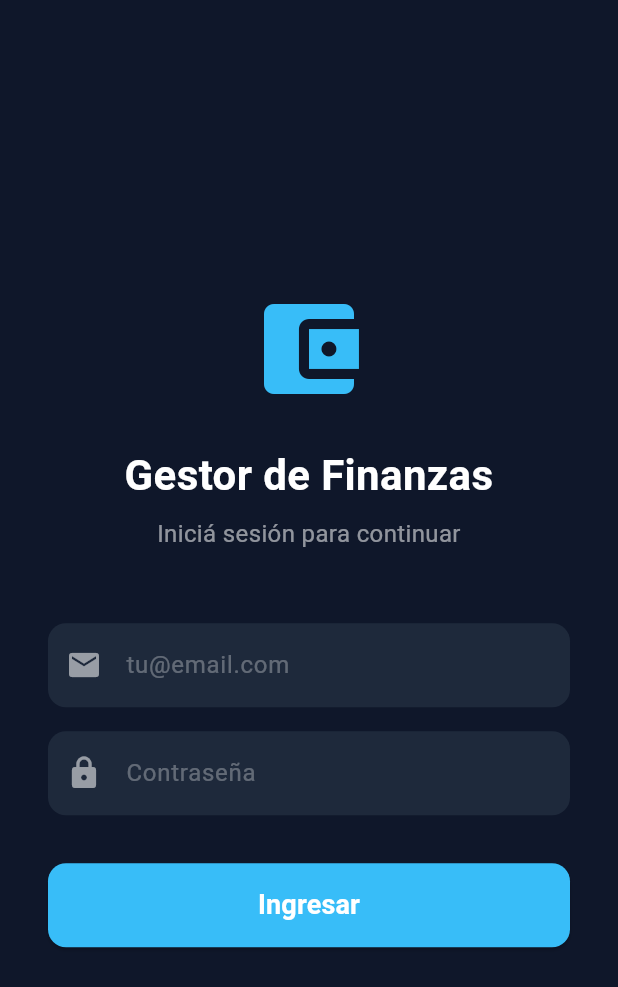
After one commit to carpincho2/Gestor-Finanzas, a Flutter app: the screen it shows after launch, on a phone screen of 412 x 824 dp. The commit adds this screen. Shown: the top 987 px of the screen. Run offline on Flutter 3.47's test engine with Material 3 defaults, Android fonts, the light colour scheme and no system bars; our stand-ins replace flutter_riverpod, shared_preferences.

Commit message:
Feat(mobile): crear pantalla de login, auth provider y persistencia de token JWT

```diff
--- a/mobile/lib/main.dart
+++ b/mobile/lib/main.dart
@@ -1,26 +1,35 @@
 import 'package:flutter/material.dart';
 import 'package:flutter_riverpod/flutter_riverpod.dart';
 import 'screens/shopping_screen.dart';
+import 'screens/login_screen.dart';
+import 'providers/auth_provider.dart';
 
 void main() {
-  // Envolvemos la app en un ProviderScope para que Riverpod funcione en toda la jerarquía
-  runApp(const ProviderScope(child: FlujoApp()));
+  runApp(
+    const ProviderScope(
+      child: MyApp(),
+    ),
+  );
 }
 
-class FlujoApp extends StatelessWidget {
-  const FlujoApp({super.key});
+class MyApp extends ConsumerWidget {
+  const MyApp({super.key});
 
   @override
-  Widget build(BuildContext context) {
+  Widget build(BuildContext context, WidgetRef ref) {
+    final authState = ref.watch(authProvider);
+
     return MaterialApp(
       title: 'Gestor de Finanzas',
       debugShowCheckedModeBanner: false,
       theme: ThemeData(
-        colorScheme: ColorScheme.fromSeed(seedColor: const Color(0xFF38BDF8), brightness: Brightness.dark),
+        colorScheme: ColorScheme.fromSeed(
+          seedColor: const Color(0xFF38BDF8),
+          brightness: Brightness.dark,
+        ),
         useMaterial3: true,
-        fontFamily: 'Inter',
       ),
-      home: const ShoppingScreen(),
+      home: authState.isAuthenticated ? const ShoppingScreen() : const LoginScreen(),
     );
   }
 }
--- /dev/null
+++ b/mobile/lib/screens/login_screen.dart
@@ -0,0 +1,113 @@
+import 'package:flutter/material.dart';
+import 'package:flutter_riverpod/flutter_riverpod.dart';
+import '../providers/auth_provider.dart';
+
+class LoginScreen extends ConsumerStatefulWidget {
+  const LoginScreen({super.key});
+
+  @override
+  ConsumerState<LoginScreen> createState() => _LoginScreenState();
+}
+
+class _LoginScreenState extends ConsumerState<LoginScreen> {
+  final _emailController = TextEditingController();
+  final _passwordController = TextEditingController();
+
+  void _submitLogin() {
+    FocusScope.of(context).unfocus();
+    final email = _emailController.text.trim();
+    final password = _passwordController.text;
+
+    if (email.isEmpty || password.isEmpty) {
+      ScaffoldMessenger.of(context).showSnackBar(const SnackBar(content: Text('Completá todos los campos')));
+      return;
+    }
+
+    ref.read(authProvider.notifier).login(email, password);
+  }
+
+  @override
+  Widget build(BuildContext context) {
+    final authState = ref.watch(authProvider);
+
+    return Scaffold(
+      backgroundColor: const Color(0xFF0F172A),
+      body: SafeArea(
+        child: Center(
+          child: SingleChildScrollView(
+            padding: const EdgeInsets.all(32.0),
+            child: Column(
+              mainAxisAlignment: MainAxisAlignment.center,
+              crossAxisAlignment: CrossAxisAlignment.stretch,
+              children: [
+                const Icon(Icons.account_balance_wallet, size: 80, color: Color(0xFF38BDF8)),
+                const SizedBox(height: 24),
+                const Text(
+                  'Gestor de Finanzas',
+                  textAlign: TextAlign.center,
+                  style: TextStyle(color: Colors.white, fontSize: 28, fontWeight: FontWeight.bold),
+                ),
+                const SizedBox(height: 8),
+                const Text(
+                  'Iniciá sesión para continuar',
+                  textAlign: TextAlign.center,
+                  style: TextStyle(color: Colors.white54, fontSize: 16),
+                ),
+                const SizedBox(height: 48),
+
+                // Formulario
+                TextField(
+                  controller: _emailController,
+                  keyboardType: TextInputType.emailAddress,
+                  style: const TextStyle(color: Colors.white),
+                  decoration: InputDecoration(
+                    hintText: 'tu@email.com',
+                    hintStyle: const TextStyle(color: Colors.white30),
+                    filled: true,
+                    fillColor: const Color(0xFF1E293B),
+                    prefixIcon: const Icon(Icons.email, color: Colors.white54),
+                    border: OutlineInputBorder(borderRadius: BorderRadius.circular(12), borderSide: BorderSide.none),
+                  ),
+                ),
+                const SizedBox(height: 16),
+                TextField(
+                  controller: _passwordController,
+                  obscureText: true,
+                  style: const TextStyle(color: Colors.white),
+                  decoration: InputDecoration(
+                    hintText: 'Contraseña',
+                    hintStyle: const TextStyle(color: Colors.white30),
+                    filled: true,
+                    fillColor: const Color(0xFF1E293B),
+                    prefixIcon: const Icon(Icons.lock, color: Colors.white54),
+                    border: OutlineInputBorder(borderRadius: BorderRadius.circular(12), borderSide: BorderSide.none),
+                  ),
+                ),
+                const SizedBox(height: 32),
+
+                if (authState.error != null) ...[
+                  Text(authState.error!, style: const TextStyle(color: Colors.redAccent, fontWeight: FontWeight.bold), textAlign: TextAlign.center),
+                  const SizedBox(height: 16),
+                ],
+
+                SizedBox(
+                  height: 56,
+                  child: ElevatedButton(
+                    onPressed: authState.isLoading ? null : _submitLogin,
+                    style: ElevatedButton.styleFrom(
+                      backgroundColor: const Color(0xFF38BDF8),
+                      shape: RoundedRectangleBorder(borderRadius: BorderRadius.circular(12)),
+                    ),
+                    child: authState.isLoading
+                        ? const CircularProgressIndicator(color: Colors.white)
+                        : const Text('Ingresar', style: TextStyle(fontSize: 18, fontWeight: FontWeight.bold, color: Colors.white)),
+                  ),
+                ),
+              ],
+            ),
+          ),
+        ),
+      ),
+    );
+  }
+}
--- a/mobile/pubspec.yaml
+++ b/mobile/pubspec.yaml
@@ -36,6 +36,7 @@ dependencies:
   cupertino_icons: ^1.0.8
   flutter_riverpod: ^3.3.2
   http: ^1.6.0
+  shared_preferences: ^2.5.5
 
 dev_dependencies:
   flutter_test:
```
Also changed, not shown: mobile/lib/providers/auth_provider.dart (added, +80 -0 lines), mobile/lib/services/api_service.dart (+20 -4 lines), mobile/pubspec.lock.
